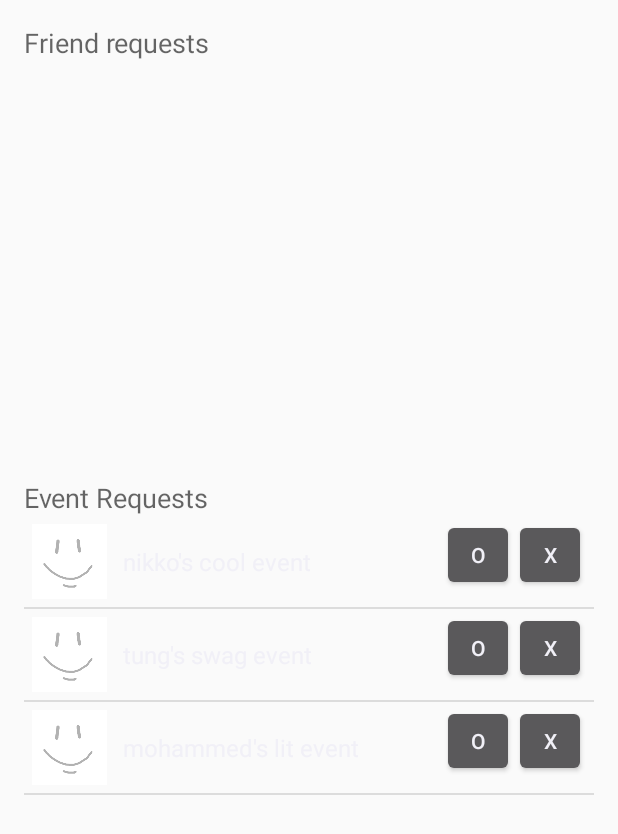
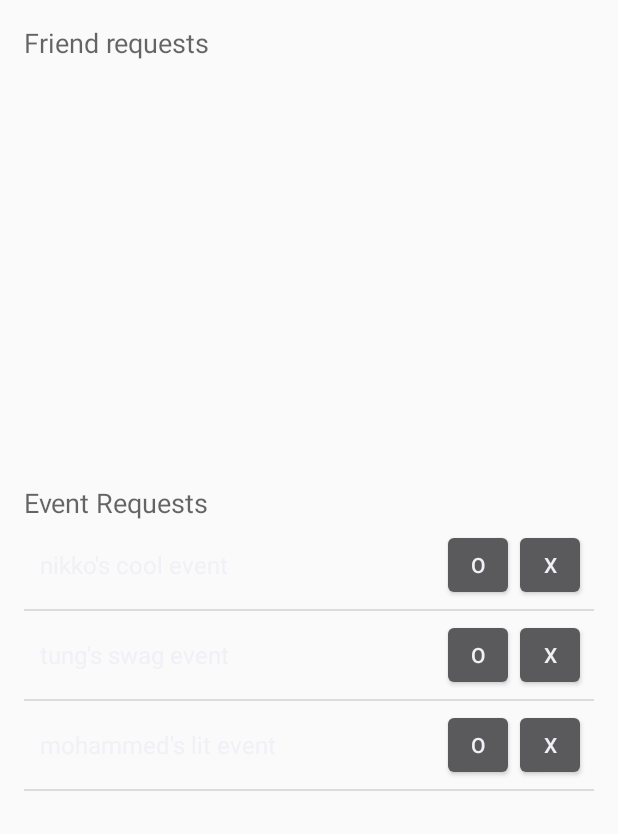
Before and after one commit to cthavy/12m, an Android app: the Notifications screen opened directly, with no data from a screen before it, on a phone screen of 412 x 824 dp. Shown: the top 834 px of the screen. Run offline under Robolectric (Android 15) with nearby library versions, the phone set to English and light mode, and no system bars; 1 statement that could not run was skipped.

Commit message:
bug fix for event notifications

```diff
--- a/app/src/main/java/io/github/a12m/one2many/Notifications.java
+++ b/app/src/main/java/io/github/a12m/one2many/Notifications.java
@@ -52,7 +52,7 @@ public class Notifications extends AppCompatActivity {
         events.add("tung's swag event");
         events.add("mohammed's lit event");
 
-        final ArrayAdapter arrayAdapter1 = new ArrayAdapter(getBaseContext(), R.layout.friends_list, R.id.username, events);
+        final ArrayAdapter arrayAdapter1 = new ArrayAdapter(getBaseContext(), R.layout.event_requests, R.id.eventname, events);
         eventslist.setAdapter(arrayAdapter1);
     }
 
--- /dev/null
+++ b/app/src/main/res/layout/event_requests.xml
@@ -0,0 +1,59 @@
+<?xml version="1.0" encoding="utf-8"?>
+<RelativeLayout xmlns:android="http://schemas.android.com/apk/res/android"
+    android:orientation="vertical" android:layout_width="match_parent"
+    android:layout_height="match_parent">
+
+    <Button
+        style="?android:attr/buttonStyleSmall"
+        android:layout_width="wrap_content"
+        android:layout_height="wrap_content"
+        android:text="X"
+        android:id="@+id/btn_ignore_e"
+        android:layout_alignParentRight="true"
+        android:layout_alignParentEnd="true"
+        android:layout_marginRight="5dp"
+        android:layout_marginTop="5dp"
+        android:layout_marginBottom="5dp" />
+
+    <Button
+        style="?android:attr/buttonStyleSmall"
+        android:layout_width="wrap_content"
+        android:layout_height="wrap_content"
+        android:text="O"
+        android:id="@+id/btn_accept_e"
+        android:layout_toLeftOf="@+id/btn_ignore_e"
+        android:layout_toStartOf="@+id/btn_ignore_e"
+        android:layout_marginTop="5dp"
+        android:layout_marginBottom="5dp" />
+
+    <LinearLayout
+        android:orientation="vertical"
+        android:layout_width="match_parent"
+        android:layout_height="match_parent"
+        android:layout_toLeftOf="@+id/btn_accept_e"
+        android:layout_alignParentTop="false"
+        android:layout_alignParentLeft="false"
+        android:layout_alignParentRight="false"
+        android:layout_alignWithParentIfMissing="false"
+        android:layout_toStartOf="@+id/btn_accept_e"
+        android:layout_alignBottom="@+id/btn_ignore_e"
+        android:layout_alignTop="@+id/btn_ignore_e"
+        android:layout_margin="5dp">
+
+        <TextView
+            android:layout_width="wrap_content"
+            android:layout_height="fill_parent"
+            android:textAppearance="?android:attr/textAppearanceLarge"
+            android:text="event title"
+            android:id="@+id/eventname"
+            android:layout_alignParentTop="true"
+            android:layout_alignBottom="@+id/e_pic"
+            android:textSize="16dp"
+            android:scrollHorizontally="false"
+            android:layout_toLeftOf="@+id/btn_accept_e"
+            android:layout_toRightOf="@+id/e_pic"
+            android:layout_toEndOf="@+id/e_pic"
+            android:gravity="left|center"
+            android:layout_margin="5dp" />
+    </LinearLayout>
+</RelativeLayout>
--- a/app/src/main/res/layout/friends_list.xml
+++ b/app/src/main/res/layout/friends_list.xml
@@ -6,7 +6,7 @@
     <ImageView
         android:layout_width="wrap_content"
         android:layout_height="wrap_content"
-        android:id="@+id/p_pic"
+        android:id="@+id/e_pic"
         android:adjustViewBounds="true"
         android:minHeight="50dp"
         android:minWidth="50dp"
@@ -20,8 +20,8 @@
         android:layout_width="wrap_content"
         android:layout_height="wrap_content"
         android:text="X"
-        android:id="@+id/btn_ignore"
-        android:layout_alignBottom="@+id/p_pic"
+        android:id="@+id/btn_ignore_e"
+        android:layout_alignBottom="@+id/e_pic"
         android:layout_alignParentRight="true"
         android:layout_alignParentEnd="true"
         android:layout_marginRight="5dp"
@@ -34,10 +34,10 @@
         android:layout_width="wrap_content"
         android:layout_height="wrap_content"
         android:text="O"
-        android:id="@+id/btn_accept"
-        android:layout_alignBottom="@+id/p_pic"
-        android:layout_toLeftOf="@+id/btn_ignore"
-        android:layout_toStartOf="@+id/btn_ignore"
+        android:id="@+id/btn_accept_e"
+        android:layout_alignBottom="@+id/e_pic"
+        android:layout_toLeftOf="@+id/btn_ignore_e"
+        android:layout_toStartOf="@+id/btn_ignore_e"
         android:layout_marginTop="5dp"
         android:layout_marginBottom="5dp"
         android:onClick="AddRequestee" />
@@ -46,16 +46,16 @@
         android:orientation="vertical"
         android:layout_width="match_parent"
         android:layout_height="match_parent"
-        android:layout_alignTop="@+id/p_pic"
-        android:layout_toRightOf="@+id/p_pic"
-        android:layout_toEndOf="@+id/p_pic"
-        android:layout_alignBottom="@+id/p_pic"
-        android:layout_toLeftOf="@+id/btn_accept"
+        android:layout_alignTop="@+id/e_pic"
+        android:layout_toRightOf="@+id/e_pic"
+        android:layout_toEndOf="@+id/e_pic"
+        android:layout_alignBottom="@+id/e_pic"
+        android:layout_toLeftOf="@+id/btn_accept_e"
         android:layout_alignParentTop="false"
         android:layout_alignParentLeft="false"
         android:layout_alignParentRight="false"
         android:layout_alignWithParentIfMissing="false"
-        android:layout_toStartOf="@+id/btn_accept">
+        android:layout_toStartOf="@+id/btn_accept_e">
 
         <TextView
             android:layout_width="wrap_content"
@@ -64,12 +64,12 @@
             android:text="name"
             android:id="@+id/username"
             android:layout_alignParentTop="true"
-            android:layout_alignBottom="@+id/p_pic"
+            android:layout_alignBottom="@+id/e_pic"
             android:textSize="16dp"
             android:scrollHorizontally="false"
-            android:layout_toLeftOf="@+id/btn_accept"
-            android:layout_toRightOf="@+id/p_pic"
-            android:layout_toEndOf="@+id/p_pic"
+            android:layout_toLeftOf="@+id/btn_accept_e"
+            android:layout_toRightOf="@+id/e_pic"
+            android:layout_toEndOf="@+id/e_pic"
             android:gravity="left|center"
             android:layout_margin="5dp"
             android:onClick="goToUser" />
```
